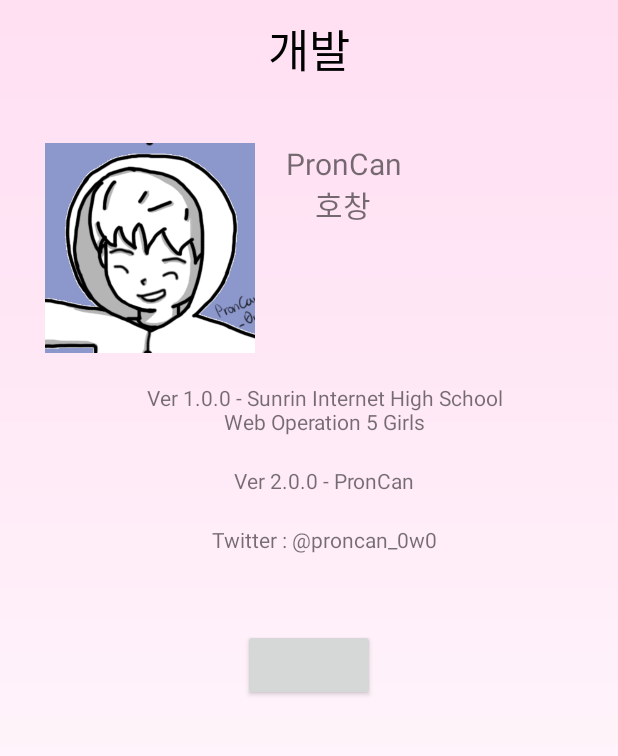
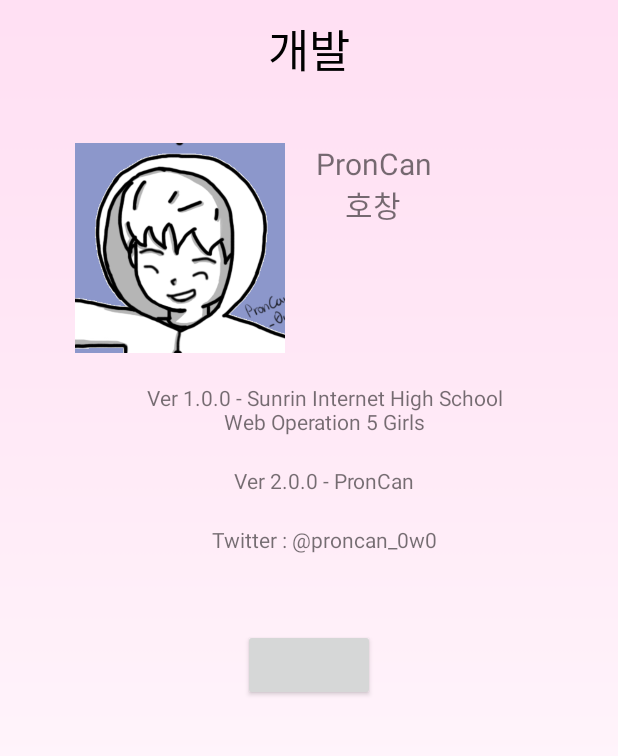
Before and after one commit to PronCan/TouchStudyRemake, an Android app: the CreditsActivity screen opened directly, with no data from a screen before it, on a phone screen of 412 x 824 dp. Shown: the top 756 px of the screen. Run offline under Robolectric (Android 15) with nearby library versions, the phone set to English and light mode, and no system bars.

Commit message:
commit 3
- delete error

```diff
--- a/app/src/main/java/org/iptime/proncan/touchstudyremake/CreditsActivity.java
+++ b/app/src/main/java/org/iptime/proncan/touchstudyremake/CreditsActivity.java
@@ -11,12 +11,16 @@ import android.widget.Button;
  */
 
 public class CreditsActivity extends Activity implements View.OnClickListener {
-    Button btn_gotoMain = (Button) findViewById(R.id.btn_gotoMain);
+    Button btn_gotoMain;
 
     @Override
     protected void onCreate(@Nullable Bundle savedInstanceState) {
         super.onCreate(savedInstanceState);
         setContentView(R.layout.profile);
+
+        btn_gotoMain = (Button) findViewById(R.id.btn_gotoMain);
+
+        btn_gotoMain.setOnClickListener(this);
     }
 
     @Override
--- a/app/src/main/res/layout/activity_main.xml
+++ b/app/src/main/res/layout/activity_main.xml
@@ -52,7 +52,9 @@
             android:layout_alignParentStart="true"
             android:layout_alignParentTop="true"
             android:background="#ffffff"
-            android:src="@drawable/bt_03" />
+            android:src="@drawable/profile"
+            android:scaleType="fitXY"
+            />
 
         <ImageButton
             android:id="@+id/btn_questionList"
--- a/app/src/main/res/layout/profile.xml
+++ b/app/src/main/res/layout/profile.xml
@@ -17,9 +17,10 @@
     <LinearLayout
         android:layout_width="match_parent"
         android:layout_height="wrap_content"
+        android:layout_marginLeft="20dp"
         android:orientation="horizontal"
         android:paddingTop="40dp"
-        android:layout_marginLeft="20dp"
+        android:layout_marginStart="40dp"
         >
 
         <ImageView
@@ -30,14 +31,13 @@
             android:src="@drawable/profile" />
 
         <TextView
+            android:id="@+id/profile_name"
             android:layout_width="wrap_content"
             android:layout_height="wrap_content"
-            android:id="@+id/profile_name"
+            android:layout_marginLeft="20dp"
             android:text="PronCan\n호창"
-            android:layout_marginLeft="20dp"
-            android:textSize="20dp"
             android:textAlignment="center"
-        />
+            android:textSize="20dp" />
 
     </LinearLayout>
 
```
Also changed, not shown: app/src/main/java/org/iptime/proncan/touchstudyremake/MainActivity.java (+4 -16 lines), app/src/main/res/layout/list_questions.xml (+5 -2 lines).
